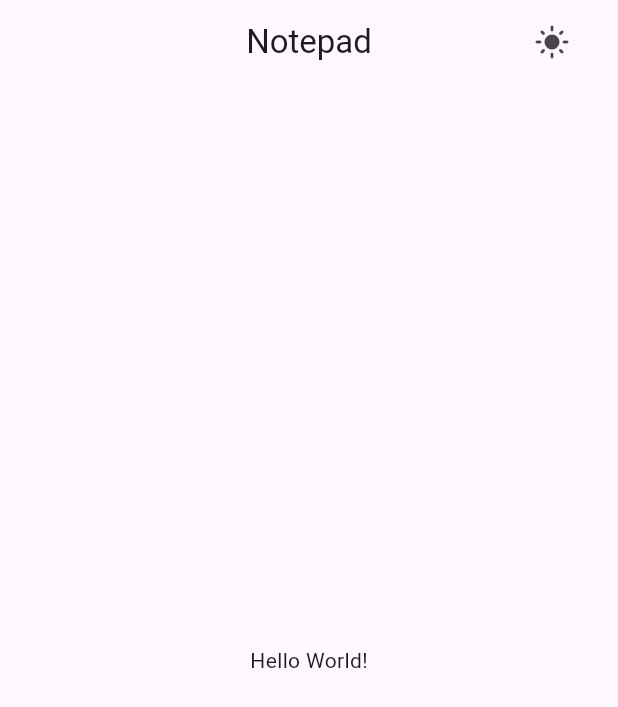
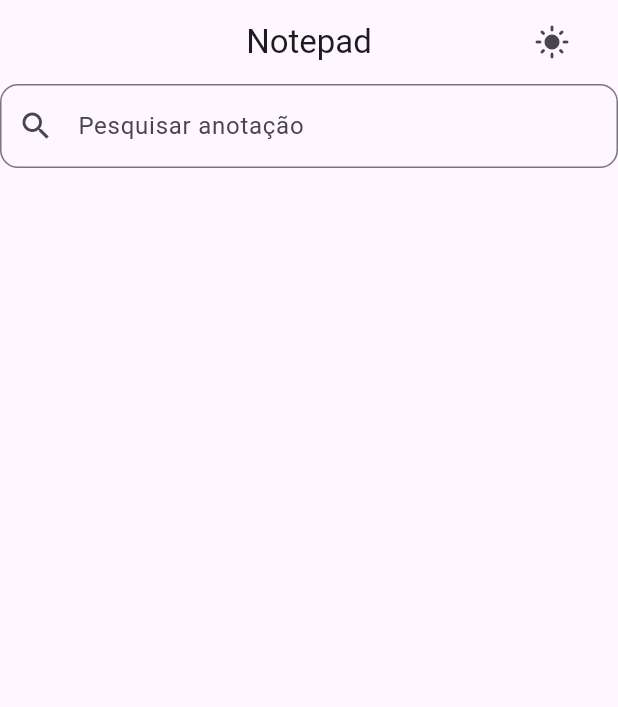
Before and after one commit to Gsdagustavo/flutter_notepad, a Flutter app: the screen it shows after launch, on a phone screen of 412 x 824 dp. Shown: the top 707 px of the screen. Run offline on Flutter 3.47's test engine with Material 3 defaults, Android fonts, the phone set to English and light mode, and no system bars; statements that could not run were skipped.

```diff
--- a/lib/view/pages/home_page.dart
+++ b/lib/view/pages/home_page.dart
@@ -14,7 +14,21 @@ class HomePage extends StatelessWidget {
           (context, themeState, _) => Scaffold(
             appBar: const MyAppBar(),
 
-            body: Center(child: Text('Hello World!')),
+            body: Column(
+              children: [
+                TextField(
+                  decoration: InputDecoration(
+                    border: OutlineInputBorder(
+                      borderRadius: BorderRadius.circular(12),
+                    ),
+                    prefixIcon: Icon(Icons.search),
+                    label: Text('Pesquisar anotação'),
+                  ),
+
+                  controller: ,
+                ),
+              ],
+            ),
           ),
     );
   }
```
Also changed, not shown: lib/generated/assets.dart.
